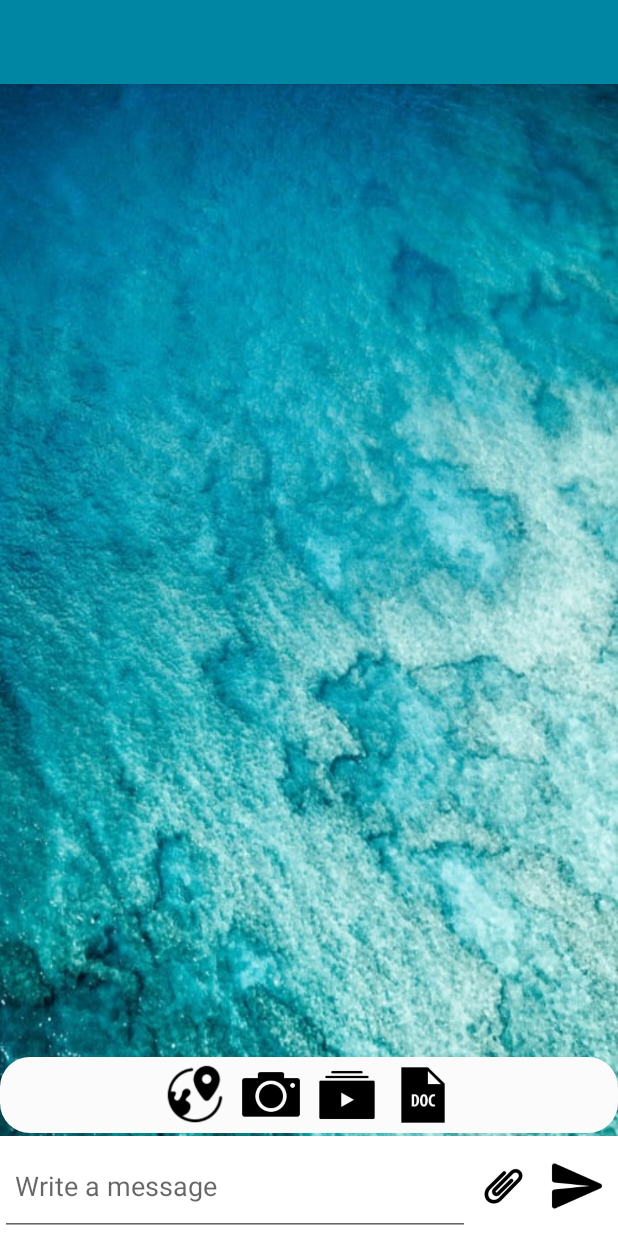
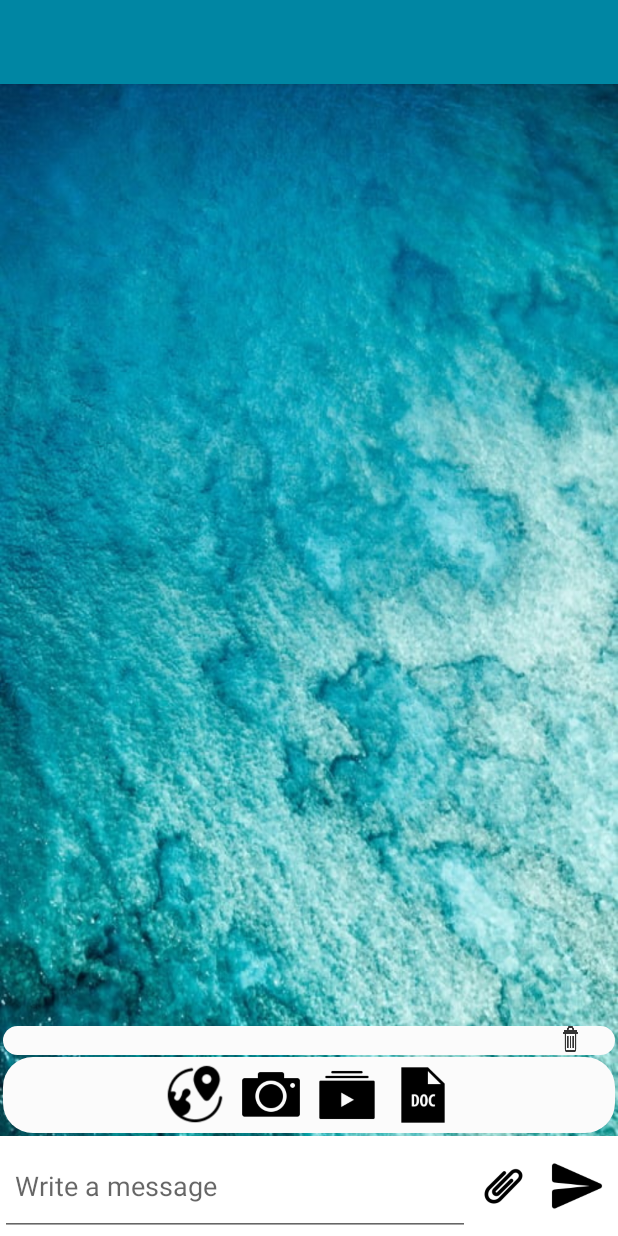
Before and after one commit to TornikeKublashvili/palaver.TornikeKublashvili, an Android app: the ActivityChat screen opened directly, with no data from a screen before it, after a tap on "TODO", on a phone screen of 412 x 824 dp. Run offline under Robolectric (Android 15) with nearby library versions, the light colour scheme and no system bars; 2 statements that could not run were skipped; 1 other tap on this screen came first.

Commit message:
Version 2.0.5.9 The Users can see witch attachments they have attached to the Message. They can also delete the attachments if they don't want to send it anymore

```diff
--- a/app/build.gradle
+++ b/app/build.gradle
@@ -10,7 +10,7 @@ android {
         minSdkVersion 14
         targetSdkVersion 29
         versionCode 1
-        versionName "2.0.5.8"
+        versionName "2.0.5.9"
         multiDexEnabled true
         testInstrumentationRunner "androidx.test.runner.AndroidJUnitRunner"
     }
--- a/app/src/main/java/de/uni_due/paluno/se/palaver/ActivityChat.java
+++ b/app/src/main/java/de/uni_due/paluno/se/palaver/ActivityChat.java
@@ -14,6 +14,7 @@ import android.os.Environment;
 import android.text.Editable;
 import android.text.TextWatcher;
 import android.util.Log;
+import android.view.LayoutInflater;
 import android.view.View;
 import android.view.inputmethod.InputMethodManager;
 import android.widget.AdapterView;
@@ -50,6 +51,8 @@ import java.util.List;
 import java.util.Timer;
 import java.util.TimerTask;
 
+import static de.uni_due.paluno.se.palaver.R.layout.*;
+
 public class ActivityChat extends AppCompatActivity implements GoogleApiClient.ConnectionCallbacks, GoogleApiClient.OnConnectionFailedListener {
 
     private EditText editTextChatMessage;
@@ -62,6 +65,7 @@ public class ActivityChat extends AppCompatActivity implements GoogleApiClient.C
     private List<ChatMessage> chatMessagesToSend = new ArrayList<>();
     private Timer timer;
     private ChatAdapter chatAdapter;
+    private LinearLayout layoutAttachments;
 
     FusedLocationProviderClient mFusedLocationClient;
 
@@ -70,7 +74,7 @@ public class ActivityChat extends AppCompatActivity implements GoogleApiClient.C
     @Override
     protected void onCreate(Bundle savedInstanceState) {
         super.onCreate(savedInstanceState);
-        setContentView(R.layout.activity_chat);
+        setContentView(activity_chat);
 
         if (mGoogleApiClient == null) {
             mGoogleApiClient = new GoogleApiClient.Builder(this)
@@ -165,7 +169,11 @@ public class ActivityChat extends AppCompatActivity implements GoogleApiClient.C
         imageButtonChatSend.setOnClickListener(new View.OnClickListener() {
             @Override
             public void onClick(View v) {
+                sendAttachements();
                 sendMessage();
+                if( layoutAttachments.getChildCount() > 0){
+                    layoutAttachments.removeAllViews();
+                }
             }
         });
 
@@ -219,13 +227,16 @@ public class ActivityChat extends AppCompatActivity implements GoogleApiClient.C
 
         @SuppressLint("SimpleDateFormat") SimpleDateFormat dateFormat = new SimpleDateFormat("yyyy-MM-dd'T'HH:mm:ss");
         Calendar cal = Calendar.getInstance();
-        cal.add(Calendar.DATE, -1);
+        cal.add(Calendar.DATE, -7);
         String date =  dateFormat.format(cal.getTime());
 
         ArrayList<ChatMessage> messages = MainActivity.DB.getMessages(MainActivity.nikName + MainActivity.chatPartner, date);
         chatMessages.clear();
         chatMessages.addAll(messages);
         listViewChat.setSelection(chatAdapter.getCount()-1);
+
+        layoutAttachments = findViewById(R.id.LinearLayout_Attachments);
+
     }
     @Override
     protected void onStart() {
@@ -257,27 +268,6 @@ public class ActivityChat extends AppCompatActivity implements GoogleApiClient.C
                 });
             }
         }, 0, 1000);
-    }
-
-    @Override
-    protected void onActivityResult(int requestCode, int resultCode, Intent data) {
-        super.onActivityResult(requestCode, resultCode, data);
-
-        if (requestCode == 1 && resultCode == RESULT_OK && null != data) {
-            Uri selectedImage = data.getData();
-            Bitmap bmp = Methods.getBitmap(ActivityChat.this, selectedImage, 1920, 1080);
-            chatMessagesToSend.add(new ChatMessage(nikName, chatPartner, "", "Image/*", Methods.bitmapToBase64(bmp),0));
-        }
-    }
-
-    @RequiresApi(api = Build.VERSION_CODES.JELLY_BEAN)
-    public void createImageBrowsingRequest() {
-        if (ContextCompat.checkSelfPermission(ActivityChat.this, Manifest.permission.READ_EXTERNAL_STORAGE) != PackageManager.PERMISSION_GRANTED) {
-            ActivityCompat.requestPermissions(ActivityChat.this, new String[]{Manifest.permission.READ_EXTERNAL_STORAGE}, 22);
-        } else {
-            Intent i = new Intent(Intent.ACTION_PICK, android.provider.MediaStore.Images.Media.EXTERNAL_CONTENT_URI);
-            startActivityForResult(i, 1);
-        }
     }
 
     private void sendMessage(){
@@ -317,7 +307,6 @@ public class ActivityChat extends AppCompatActivity implements GoogleApiClient.C
                 Log.d("LOG_ActivityChat", "no internet connection");
             }
         }
-        sendAttachements();
     }
 
     private void sendAttachements(){
@@ -390,16 +379,63 @@ public class ActivityChat extends AppCompatActivity implements GoogleApiClient.C
             Log.d("LOG_ActivityChat", e.toString());
         }
     }
+    @Override
+    protected void onActivityResult(int requestCode, int resultCode, Intent data) {
+        super.onActivityResult(requestCode, resultCode, data);
 
+        if (requestCode == 1 && resultCode == RESULT_OK && null != data) {
+            Uri selectedImage = data.getData();
+            Bitmap bmp = Methods.getBitmap(ActivityChat.this, selectedImage, 1920, 1080);
+            final ChatMessage message = new ChatMessage(nikName, chatPartner, "", "Image/*", Methods.bitmapToBase64(bmp),0);
+            chatMessagesToSend.add(message);
+
+            LayoutInflater inflater = LayoutInflater.from(ActivityChat.this);
+            final View view = inflater.inflate(attachments, layoutAttachments, false);
+            TextView tv = view.findViewById(R.id.TextViev_Attachments);
+            tv.setText(Methods.getFileName(ActivityChat.this, selectedImage));
+            LinearLayout lo = view.findViewById(R.id.ImageView_Attachments);
+            lo.setOnClickListener(new View.OnClickListener() {
+                @Override
+                public void onClick(View v) {
+                    view.setVisibility(View.GONE);
+                    chatMessagesToSend.remove(message);
+                }
+            });
+            layoutAttachments.addView(view);
+        }
+    }
+
+    @RequiresApi(api = Build.VERSION_CODES.JELLY_BEAN)
+    public void createImageBrowsingRequest() {
+        if (ContextCompat.checkSelfPermission(ActivityChat.this, Manifest.permission.READ_EXTERNAL_STORAGE) != PackageManager.PERMISSION_GRANTED) {
+            ActivityCompat.requestPermissions(ActivityChat.this, new String[]{Manifest.permission.READ_EXTERNAL_STORAGE}, 22);
+        } else {
+            Intent i = new Intent(Intent.ACTION_PICK, android.provider.MediaStore.Images.Media.EXTERNAL_CONTENT_URI);
+            startActivityForResult(i, 1);
+        }
+    }
     private void getLocation(){
         if (ActivityCompat.checkSelfPermission(this, Manifest.permission.ACCESS_FINE_LOCATION) != PackageManager.PERMISSION_GRANTED && ActivityCompat.checkSelfPermission(this, Manifest.permission.ACCESS_COARSE_LOCATION) != PackageManager.PERMISSION_GRANTED) {
             ActivityCompat.requestPermissions(this, new String[]{Manifest.permission.ACCESS_FINE_LOCATION}, 123);
             return;
         }
         Location location = LocationServices.FusedLocationApi.getLastLocation(mGoogleApiClient);
-        chatMessagesToSend.add(new ChatMessage(nikName, chatPartner, "","location/plain", location.getAltitude() + ":" + location.getLatitude() + ":" + location.getLongitude() + ":", 0));
-        //TODO set loction button klickable false
-    }
+        final ChatMessage message = new ChatMessage(nikName, chatPartner, "","location/plain", location.getAltitude() + ":" + location.getLatitude() + ":" + location.getLongitude() + ":", 0);
+        chatMessagesToSend.add(message);
+
+        LayoutInflater inflater = LayoutInflater.from(ActivityChat.this);
+        final View view = inflater.inflate(attachments, layoutAttachments, false);
+        TextView tv = view.findViewById(R.id.TextViev_Attachments);
+        tv.setText("Location: "  + location.getLatitude() + " | " + location.getLongitude());
+        LinearLayout lo = view.findViewById(R.id.ImageView_Attachments);
+        lo.setOnClickListener(new View.OnClickListener() {
+            @Override
+            public void onClick(View v) {
+                view.setVisibility(View.GONE);
+                chatMessagesToSend.remove(message);
+            }
+        });
+        layoutAttachments.addView(view);    }
 
     @Override
     public void onConnected(@Nullable Bundle bundle) {
--- a/app/src/main/java/de/uni_due/paluno/se/palaver/Login.java
+++ b/app/src/main/java/de/uni_due/paluno/se/palaver/Login.java
@@ -140,7 +140,7 @@ public class Login extends AppCompatActivity {
 
         @SuppressLint("SimpleDateFormat") SimpleDateFormat dateFormat = new SimpleDateFormat("yyyy-MM-dd'T'HH:mm:ss");
         Calendar cal = Calendar.getInstance();
-        cal.add(Calendar.DATE, -1);
+        cal.add(Calendar.DATE, -7);
         String date =  dateFormat.format(cal.getTime());
 
         ArrayList<String > friends = MainActivity.DB.getFriends(nikName);
--- a/app/src/main/res/layout/activity_chat.xml
+++ b/app/src/main/res/layout/activity_chat.xml
@@ -6,7 +6,7 @@
     android:orientation="vertical"
     android:clipToPadding="false"
     android:focusableInTouchMode="true"
-    tools:context="com.example.palaver.ActivityChat"
+    tools:context="de.uni_due.paluno.se.palaver.ActivityChat"
     android:background="@drawable/background"
     tools:ignore="ExtraText">
 
@@ -26,9 +26,20 @@
     </LinearLayout>
 
     <LinearLayout
+        android:id="@+id/LinearLayout_Attachments"
+        android:layout_width="match_parent"
+        android:layout_height="wrap_content"
+        android:layout_marginRight="2dp"
+        android:layout_marginLeft="2dp"
+        android:orientation="vertical">
+    </LinearLayout>
+
+    <LinearLayout
         android:id="@+id/LinearLayout_Attachment"
         android:layout_width="match_parent"
         android:layout_height="wrap_content"
+        android:layout_marginRight="2dp"
+        android:layout_marginLeft="2dp"
         android:gravity="center"
         android:background="@drawable/attachment"
         android:orientation="horizontal"
--- /dev/null
+++ b/app/src/main/res/layout/attachments.xml
@@ -0,0 +1,41 @@
+<?xml version="1.0" encoding="utf-8"?>
+<LinearLayout xmlns:android="http://schemas.android.com/apk/res/android"
+    xmlns:tools="http://schemas.android.com/tools"
+    android:layout_width="match_parent"
+    android:layout_height="wrap_content"
+    android:orientation="horizontal"
+    android:background="@drawable/attachment"
+    android:layout_marginTop="1dp"
+    android:layout_marginBottom="1dp"
+    android:gravity="right"
+    tools:ignore="RtlHardcoded">
+
+    <LinearLayout
+        android:layout_width="0dp"
+        android:layout_height="wrap_content"
+        android:layout_weight="10">
+        <TextView
+            android:id="@+id/TextViev_Attachments"
+            android:layout_marginLeft="5dp"
+            android:layout_width="match_parent"
+            android:layout_height="match_parent">
+        </TextView>
+    </LinearLayout>
+    <LinearLayout
+        android:id="@+id/ImageView_Attachments"
+        android:layout_width="0dp"
+        android:layout_height="wrap_content"
+        android:layout_weight="1">
+
+        <ImageView
+            android:layout_width="11dp"
+            android:layout_height="17dp"
+            android:layout_marginLeft="2dp"
+            android:background="@drawable/delete"
+            android:gravity="right"></ImageView>
+    </LinearLayout>
+
+
+
+
+</LinearLayout>
```
Also changed, not shown: app/src/main/java/de/uni_due/paluno/se/palaver/Methods.java (+20 -0 lines), app/src/main/res/drawable/delete.png (added).
